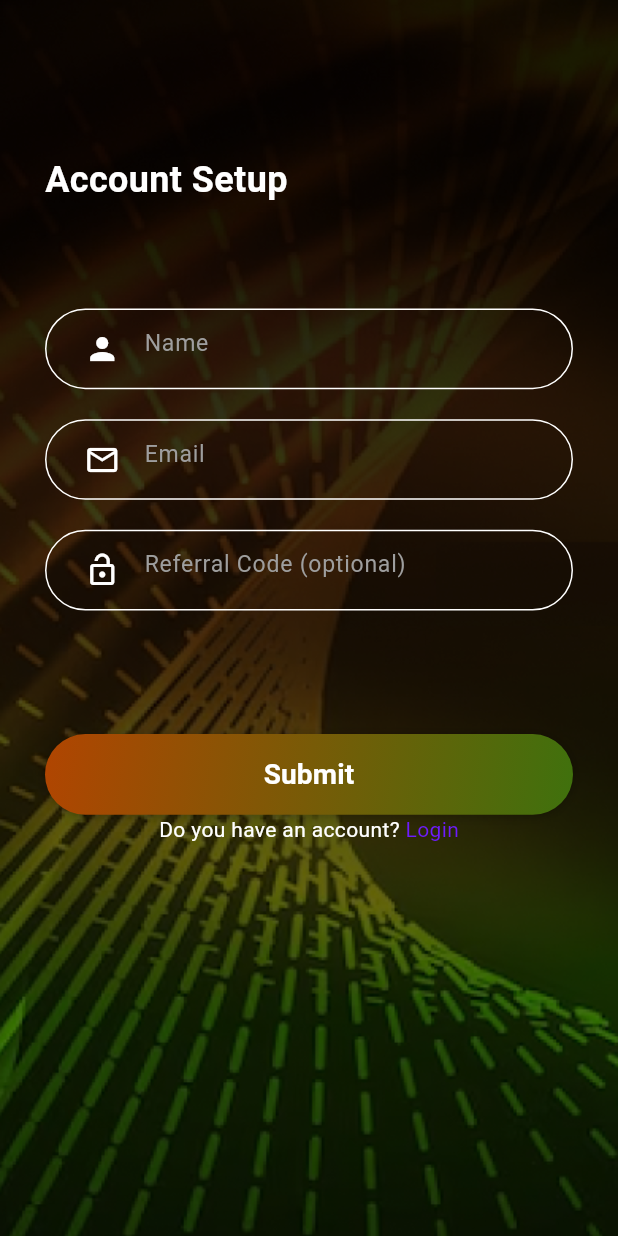
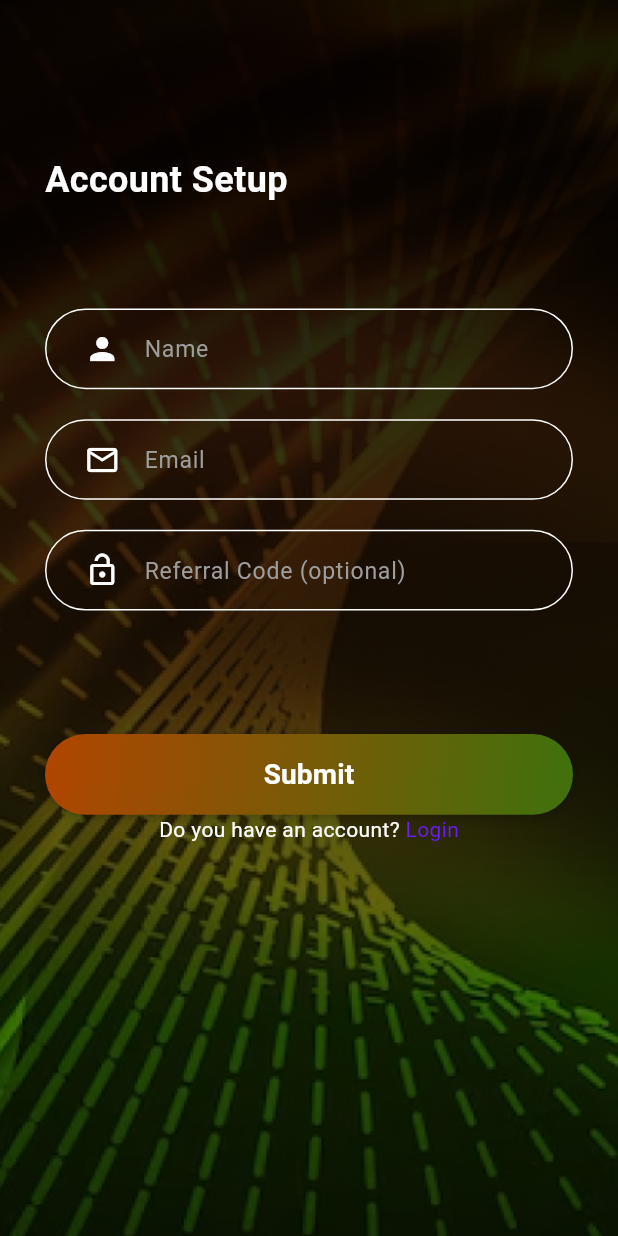
Before and after one commit to Asadu43/gymerator, a Flutter app: the AccountSetup screen opened directly, on a phone screen of 412 x 824 dp. Run offline on Flutter 3.47's test engine with Material 3 defaults, Android fonts, the phone set to English and light mode, and no system bars; our stand-ins replace bloc, carousel_slider, connectivity_plus, country_code_picker, date_picker_timeline, dio and 20 more; missing offline and left inert: country_state_city, external_app_launcher, flutter_stripe, walletconnect_flutter_v2; accounts and stored records are empty; network calls fail; Roboto replaces fonts that are missing (Vazirmatn).

Commit message:
Working on update profile done

```diff
--- a/lib/screens/splash_screen/main_screen/my_cart_screen/checkout_screen/checkout_screen.dart
+++ b/lib/screens/splash_screen/main_screen/my_cart_screen/checkout_screen/checkout_screen.dart
@@ -77,6 +77,7 @@ class _CheckoutScreenState extends State<CheckoutScreen> {
               ),
               AppTextField(
                 controller: deliveryAddressController,
+                contentPadding: EdgeInsets.only(left: 6.w,right: 12.w,bottom: 10.h),
                 hintText: "Delivery Address",
                 cursorColor: Colors.black,
                 color: Colors.grey,
@@ -87,6 +88,7 @@ class _CheckoutScreenState extends State<CheckoutScreen> {
               ),
               AppTextField(
                 controller: billingAddressController,
+                contentPadding: EdgeInsets.only(left: 6.w,right: 12.w,bottom: 10.h),
                 hintText: "Billing Address",
                 cursorColor: Colors.black,
                 color: Colors.grey,
--- a/lib/screens/splash_screen/registration_screens/forget_password_screen/forget_password_screen.dart
+++ b/lib/screens/splash_screen/registration_screens/forget_password_screen/forget_password_screen.dart
@@ -35,7 +35,7 @@ class _ForgetPasswordScreenState extends State<ForgetPasswordScreen> {
             showSnackBar(context, state.message, type: SnackBarType.success);
             Nav.pushReplace(
               context,
-              VerifyOtpScreen(email: emailController.text,isFromSignUp: false),
+              VerifyOtpScreen(email: emailController.text,isFromSignUp: 1),
             );
             emailController.clear();
           }
--- a/lib/screens/splash_screen/registration_screens/signup_screen/signup_screen.dart
+++ b/lib/screens/splash_screen/registration_screens/signup_screen/signup_screen.dart
@@ -123,7 +123,7 @@ class _SignupScreenState extends State<SignupScreen> {
             // showSnackBar(context, state.message, type: SnackBarType.success);
             Nav.pushReplace(
               context,
-              VerifyOtpScreen(email: emailController.text,isFromSignUp: true),
+              VerifyOtpScreen(email: emailController.text,isFromSignUp: 2),
             );
           }
         },
--- a/lib/ui_component/app_textfield.dart
+++ b/lib/ui_component/app_textfield.dart
@@ -12,6 +12,7 @@ class AppTextField extends StatefulWidget {
   final Color? prefixIconColor;
   final TextStyle? fieldTextStyle;
   final TextInputType? textInputType;
+  final EdgeInsetsGeometry? contentPadding;
   final Function(String?)? onChanged;
   final bool? obscureText; // Add this to make obscureText optional
 
@@ -25,6 +26,7 @@ class AppTextField extends StatefulWidget {
     this.textInputType,
     this.color,
     this.onChanged,
+    this.contentPadding,
     this.cursorColor,
     this.obscureText, // Accept the obscureText flag
   });
@@ -69,7 +71,7 @@ class _AppTextFieldState extends State<AppTextField> {
           prefixIconColor: widget.prefixIconColor ?? Colors.white,
           hintText: widget.hintText,
           border: InputBorder.none,
-          contentPadding: EdgeInsets.only(bottom: 8.h,left: 6.w,right: 12.w),
+          contentPadding: widget.contentPadding ?? EdgeInsets.only(left: 6.w,right: 12.w),
           suffixIcon: widget.obscureText == true
               ? IconButton(
             icon: Icon(
```
Also changed, not shown: lib/screens/splash_screen/registration_screens/verify_otp_screen/verify_otp_screen.dart (+5 -4 lines).
